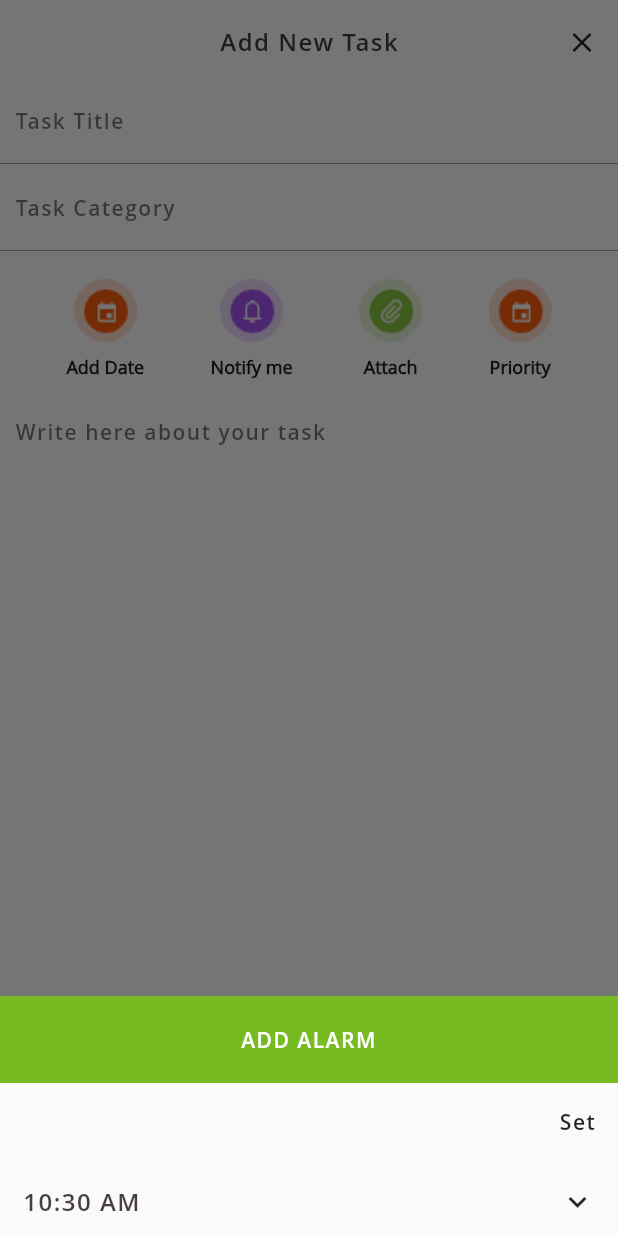
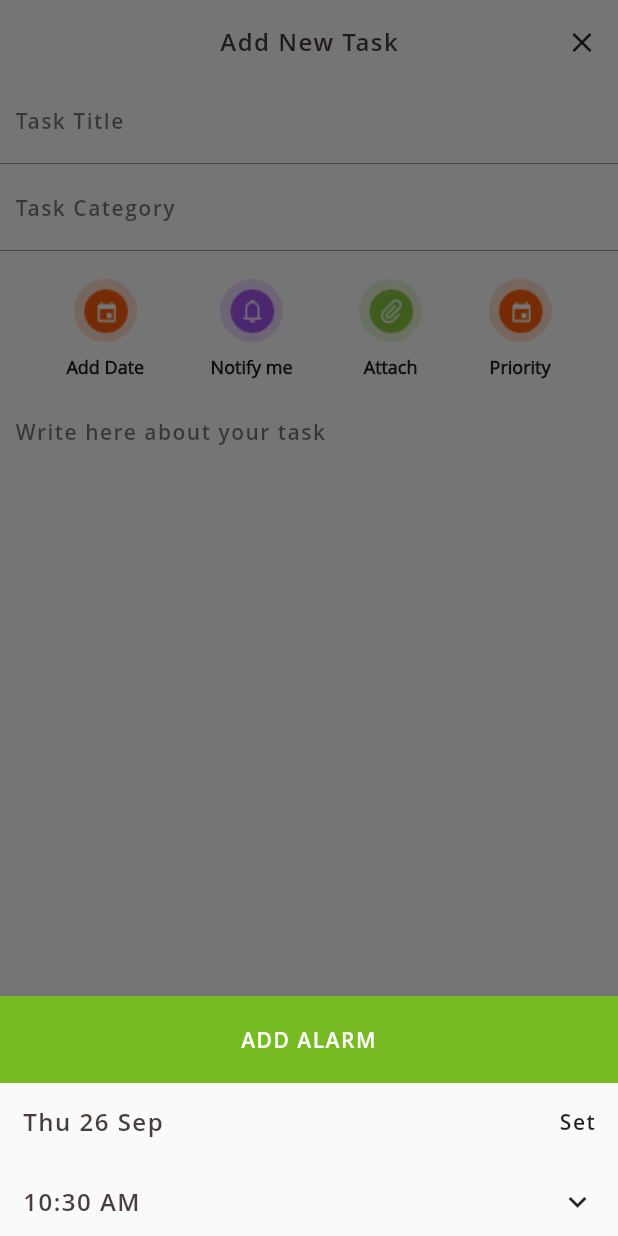
Before and after one commit to ionicfirebaseapp/flutter-app, a Flutter app: the AddTask screen opened by its route, after a tap on "Notify me", on a phone screen of 412 x 824 dp. Run offline on Flutter 3.47's test engine with Material 2 defaults, Android fonts, the light colour scheme and no system bars; our stand-ins replace cloud_firestore, file_picker, firebase_auth, firebase_core, firebase_storage, flutter_local_notifications and 8 more; missing offline and left inert: flutter_facebook_login, flutter_twitter_login; accounts and stored records are empty.

Commit message:
Changes done

```diff
--- a/lib/screens/home/drawer.dart
+++ b/lib/screens/home/drawer.dart
@@ -154,6 +154,7 @@ class _DrawerListState extends State<DrawerList> {
                       Navigator.of(context).pop();
                       SharedPreferences prefs = await SharedPreferences.getInstance();
                       prefs.setBool('fbLogin', false);
+                      prefs.setBool('login', false);
                       signOutGoogle() ||
                       _facebookLogOut()
                       || _twitterLogout();
--- a/lib/screens/home/home.dart
+++ b/lib/screens/home/home.dart
@@ -111,12 +111,12 @@ class _HomeState extends State<Home> {
               height: 30.0,
               child:
               loginType == 'fb' ? Text('"Dear $fbUser, May you be on Time "', style: smallAddressWhiteSI(),) :
-              loginType == 'fb' ? Text('"Dear $userName, May you be on Time "', style: smallAddressWhiteSI(),) :
+              loginType == 'fs' ? Text('"Dear $userName, May you be on Time "', style: smallAddressWhiteSI(),) :
               Text('"Dear $twUser, May you be on Time "', style: smallAddressWhiteSI(),),
               color: grey.withOpacity(0.66),
             ),
             Container(
-              height: 78.0,
+              height: 80.0,
               child: BottomNavigationBar(
                 onTap: onTabTapped,
                 currentIndex: _currentIndex,
--- a/lib/screens/profile/profile.dart
+++ b/lib/screens/profile/profile.dart
@@ -272,8 +272,8 @@ class _ProfileState extends State<Profile> {
                           loginType == 'fb' ?  Text('$fbUser', style: textStyleOrangeSS(),) :
                             Text('$twUser', style: textStyleOrangeSS(),),
                         loginType == 'fs' ? Text('$email', style: smallBoldDescription(),) :
-                          loginType == 'fb' ? Text('$fbEmail', style: smallBoldDescription(),) :
-                            Text('-', style: smallBoldDescription(),),
+//                          loginType == 'fb' && fbEmail != null ? Text('$fbEmail', style: smallBoldDescription(),) :
+                            Text('', style: smallBoldDescription(),),
                       ],
                     ),
                   ),
--- a/lib/screens/settings/settings.dart
+++ b/lib/screens/settings/settings.dart
@@ -118,11 +118,11 @@ class _SettingsState extends State<Settings> {
                         crossAxisAlignment: CrossAxisAlignment.start,
                         children: <Widget>[
                           loginType == 'fs' ? Text('$userName', style: textStyleOrangeSS(),) :
-                          loginType == 'fb' ?  Text('$fbUser', style: textStyleOrangeSS(),) :
+                          loginType == 'fb' ? Text('$fbUser', style: textStyleOrangeSS(),) :
                           Text('$twUser', style: textStyleOrangeSS(),),
                           loginType == 'fs' ? Text('$email', style: smallBoldDescription(),) :
-                          loginType == 'fb' ? Text('$fbEmail', style: smallBoldDescription(),) :
-                          Text('-', style: smallBoldDescription(),),
+//                          loginType == 'fb' && fbEmail != null ? Text('$fbEmail', style: smallBoldDescription(),) :
+                          Text('', style: smallBoldDescription(),),
                         ],
                       ),
                     ),
--- a/lib/screens/task/add_task.dart
+++ b/lib/screens/task/add_task.dart
@@ -85,15 +85,6 @@ class _AddTaskState extends State<AddTask> {
     });
   }
 
-  FlutterLocalNotificationsPlugin localNotificationsPlugin =
-      FlutterLocalNotificationsPlugin();
-  initializeNotifications() async {
-    var initializeAndroid = AndroidInitializationSettings('ic_launcher');
-    var initializeIOS = IOSInitializationSettings();
-    var initSettings = InitializationSettings(initializeAndroid, initializeIOS);
-    await localNotificationsPlugin.initialize(initSettings);
-  }
-
   TimeOfDay time = new TimeOfDay.now();
   TimeOfDay selectedTime = new TimeOfDay.now();
 
@@ -111,6 +102,17 @@ class _AddTaskState extends State<AddTask> {
       print("selected time $selectedTime ");
     }
   }
+
+
+  FlutterLocalNotificationsPlugin localNotificationsPlugin =
+      FlutterLocalNotificationsPlugin();
+  initializeNotifications() async {
+    var initializeAndroid = AndroidInitializationSettings('ic_launcher');
+    var initializeIOS = IOSInitializationSettings();
+    var initSettings = InitializationSettings(initializeAndroid, initializeIOS);
+    await localNotificationsPlugin.initialize(initSettings);
+  }
+
 
   Future singleNotification(
       DateTime datetime, String message, String subtext, int hashcode,
@@ -150,6 +152,7 @@ class _AddTaskState extends State<AddTask> {
 
   DateTime selectedDate;
   String dueDate;
+
 
   _selectDate(BuildContext context) async {
     final DateTime picked = await showDatePicker(
@@ -377,7 +380,7 @@ class _AddTaskState extends State<AddTask> {
                                               builder: (BuildContext context) {
                                                 return InkWell(
                                                   onTap: () {
-                                                    setState(() => calender = true);
+                                                    setState(() => calender =! calender);
                                                     _selectDate(context);
                                                   },
                                                   child: Container(
@@ -403,118 +406,11 @@ class _AddTaskState extends State<AddTask> {
                                         ),
 //                          color: ring ? Colors.red : Colors.grey.shade400,
                                         onTap: () {
+
                                           showModalBottomSheet<void>(
                                               context: context,
                                               builder: (BuildContext context) {
-                                                return Container(
-                                                  height: 160.0,
-                                                  child: ListView(
-                                                    children: <Widget>[
-                                                      Container(
-                                                        width:
-                                                        MediaQuery.of(context).size.width,
-                                                        color: primary,
-                                                        padding: EdgeInsets.all(5.0),
-                                                        child: MaterialButton(
-                                                            onPressed: () async {
-                                                              Navigator.pop(context);
-                                                              setState(() => ring = true);
-                                                              selectedDate == null ?
-                                                              now = DateTime(
-                                                                  now.year,
-                                                                  now.month,
-                                                                  now.day,
-                                                                  selectedTime.hour,
-                                                                  selectedTime.minute) :
-                                                              now = DateTime(
-                                                                  selectedDate.year,
-                                                                  selectedDate.month,
-                                                                  selectedDate.day,
-                                                                  selectedTime.hour,
-                                                                  selectedTime.minute);
-
-                                                              print('alarm time $now');
-//                                              await singleNotification(
-//                                                now,
-//                                                "Todod Notification on...",
-//                                                "Looks like something intersting you have here...!!!",
-//                                                98123871,
-//                                              );
-                                                            },
-                                                            minWidth: MediaQuery.of(context)
-                                                                .size
-                                                                .width,
-                                                            child: Text(
-                                                              'ADD ALARM',
-                                                              textAlign: TextAlign.center,
-                                                              style: categoryWhite(),
-                                                            )),
-                                                      ),
-                                                      InkWell(
-                                                        onTap: () {
-                                                          setState(() {
-                                                            _selectDate(context);
-                                                          });
-                                                        },
-                                                        child: Container(
-                                                          padding: EdgeInsets.all(15.0),
-                                                          child: Row(
-                                                            mainAxisAlignment:
-                                                            MainAxisAlignment.spaceBetween,
-                                                            crossAxisAlignment:
-                                                            CrossAxisAlignment.center,
-                                                            children: <Widget>[
-                                                              dueDate == null
-                                                                  ? Text(
-                                                                '',
-                                                                textAlign:
-                                                                TextAlign.center,
-                                                                style:
-                                                                titleStyleBoldLight(),
-                                                              )
-                                                                  : Text(
-                                                                '$dueDate',
-                                                                textAlign:
-                                                                TextAlign.center,
-                                                                style:
-                                                                titleStyleBoldLight(),
-                                                              ),
-                                                              Text(
-                                                                'Set',
-                                                                textAlign: TextAlign.center,
-                                                                style: address(),
-                                                              ),
-                                                            ],
-                                                          ),
-                                                        ),
-                                                      ),
-                                                      InkWell(
-                                                        onTap: () {
-                                                          setState(() {
-                                                            _selectTime(context);
-                                                          });
-                                                        },
-                                                        child: Container(
-                                                          padding: EdgeInsets.all(15.0),
-                                                          child: Row(
-                                                            mainAxisAlignment:
-                                                            MainAxisAlignment.spaceBetween,
-                                                            crossAxisAlignment:
-                                                            CrossAxisAlignment.center,
-                                                            children: <Widget>[
-                                                              Text(
-                                                                '${selectedTime.format(context)}',
-                                                                textAlign: TextAlign.center,
-                                                                style: titleStyleBoldLight(),
-                                                              ),
-                                                              Icon(Icons.keyboard_arrow_down),
-                                                            ],
-                                                          ),
-                                                        ),
-                                                      ),
-                                                    ],
-                                                  ),
-                                                );
+                                                return SetTimeDate();
                                               });
                                         }),
                                     InkWell(
@@ -634,7 +530,13 @@ class _AddTaskState extends State<AddTask> {
                                                 return InkWell(
                                                   onTap: () {
                                                     setState(() => starMark = true);
-                                                    Navigator.pop(context);
+
+                                                    _scaffoldkey.currentState.showSnackBar(
+                                                        SnackBar(
+                                                          backgroundColor: Colors.blueGrey,
+                                                          content: Text('Added to Priority'),
+                                                          duration: Duration(seconds: 1),
+                                                        ));
                                                   },
                                                   child: Container(
                                                       color: primary,
@@ -649,6 +551,16 @@ class _AddTaskState extends State<AddTask> {
                                         }),
                                   ],
                                 ),
+                              ),
+
+                              Padding(
+                                padding: EdgeInsets.symmetric(horizontal: 16.0),
+                                child: dueDate != null ? Row(
+                                  children: <Widget>[
+                                    Text("Due Date: ", style: redBoldText(),),
+                                    Text(dueDate, style: productTitle(),)
+                                  ],
+                                ) : Container(),
                               ),
 
                               Container(
@@ -903,3 +815,172 @@ class CompositeSubscription {
     return this._subscriptions.toList();
   }
 }
+
+
+class SetTimeDate extends StatefulWidget {
+  @override
+  _SetTimeDateState createState() => _SetTimeDateState();
+}
+
+class _SetTimeDateState extends State<SetTimeDate> {
+
+  TimeOfDay time = new TimeOfDay.now();
+  TimeOfDay selectedTime = new TimeOfDay.now();
+
+  DateTime now = new DateTime.now();
+
+  Future<Null> _selectTime(BuildContext context) async {
+    final TimeOfDay picked = await showTimePicker(
+      context: context,
+      initialTime: time,
+    );
+    if (picked != null && picked != time) {
+      setState(() {
+        selectedTime = picked;
+      });
+      print("selected time $selectedTime ");
+    }
+  }
+
+  TimeOfDay _time = new TimeOfDay.now();
+
+  String dateNow = DateFormat('EEE d MMM').format(DateTime.now());
+
+  final f = new DateFormat('yyyy-month-dd');
+  DateTime _date = new DateTime.now();
+
+  DateTime selectedDate;
+  String dueDate;
+  bool ring = false;
+
+
+  _selectDate(BuildContext context) async {
+    final DateTime picked = await showDatePicker(
+      context: context,
+      initialDate: DateTime.now(),
+      firstDate: DateTime(2019),
+      lastDate: DateTime(2020),
+    );
+    if (picked != null && picked != _date) {
+      setState(() {
+        selectedDate = picked;
+        dueDate = "${selectedDate.day}/${selectedDate.month}/${selectedDate.year}";
+      });
+      print('Date selected: $dueDate');
+
+    }
+  }
+
+  @override
+  Widget build(BuildContext context) {
+    return Container(
+      height: 160.0,
+      child: ListView(
+        children: <Widget>[
+          Container(
+            width:
+            MediaQuery.of(context).size.width,
+            color: primary,
+            padding: EdgeInsets.all(5.0),
+            child: MaterialButton(
+                onPressed: () async {
+                  Navigator.pop(context);
+                  setState(() => ring = true);
+                  selectedDate == null ?
+                  now = DateTime(
+                      now.year,
+                      now.month,
+                      now.day,
+                      selectedTime.hour,
+                      selectedTime.minute) :
+                  now = DateTime(
+                      selectedDate.year,
+                      selectedDate.month,
+                      selectedDate.day,
+                      selectedTime.hour,
+                      selectedTime.minute);
+
+                  print('alarm time $now');
+//                                              await singleNotification(
+//                                                now,
+//                                                "Todod Notification on...",
+//                                                "Looks like something intersting you have here...!!!",
+//                                                98123871,
+//                                              );
+                },
+                minWidth: MediaQuery.of(context)
+                    .size
+                    .width,
+                child: Text(
+                  'ADD ALARM',
+                  textAlign: TextAlign.center,
+                  style: categoryWhite(),
+                )),
+          ),
+          InkWell(
+            onTap: () {
+              setState(() {
+                _selectDate(context);
+              });
+            },
+            child: Container(
+              padding: EdgeInsets.all(15.0),
+              child: Row(
+                mainAxisAlignment:
+                MainAxisAlignment.spaceBetween,
+                crossAxisAlignment:
+                CrossAxisAlignment.center,
+                children: <Widget>[
+                  dueDate == null
+                      ? Text(
+                    '$dateNow',
+                    textAlign:
+                    TextAlign.center,
+                    style:
+                    titleStyleBoldLight(),
+                  )
+                      : Text(
+                    '$dueDate',
+                    textAlign:
+                    TextAlign.center,
+                    style:
+                    titleStyleBoldLight(),
+                  ),
+                  Text(
+                    'Set',
+                    textAlign: TextAlign.center,
+                    style: address(),
+                  ),
+                ],
+              ),
+            ),
+          ),
+          InkWell(
+            onTap: () {
+              setState(() {
+                _selectTime(context);
+              });
+            },
+            child: Container(
+              padding: EdgeInsets.all(15.0),
+              child: Row(
+                mainAxisAlignment:
+                MainAxisAlignment.spaceBetween,
+                crossAxisAlignment:
+                CrossAxisAlignment.center,
+                children: <Widget>[
+                  Text(
+                    '${selectedTime.format(context)}',
+                    textAlign: TextAlign.center,
+                    style: titleStyleBoldLight(),
+                  ),
+                  Icon(Icons.keyboard_arrow_down),
+                ],
+              ),
+            ),
+          ),
+        ],
+      ),
+    );
+  }
+}
```
Also changed, not shown: lib/main.dart (+7 -1 lines), lib/screens/auth/login.dart (+7 -4 lines), lib/screens/auth/register.dart (+28 -0 lines), lib/screens/task/task_expanded.dart (+18 -6 lines), lib/widgets/getPriorityTaskDetails.dart (+19 -8 lines), 6 other files.
